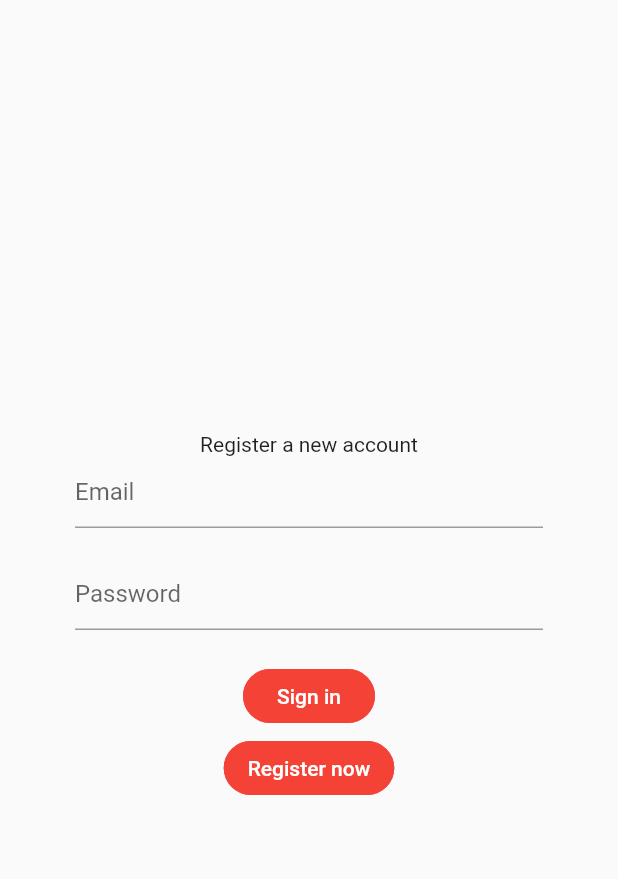
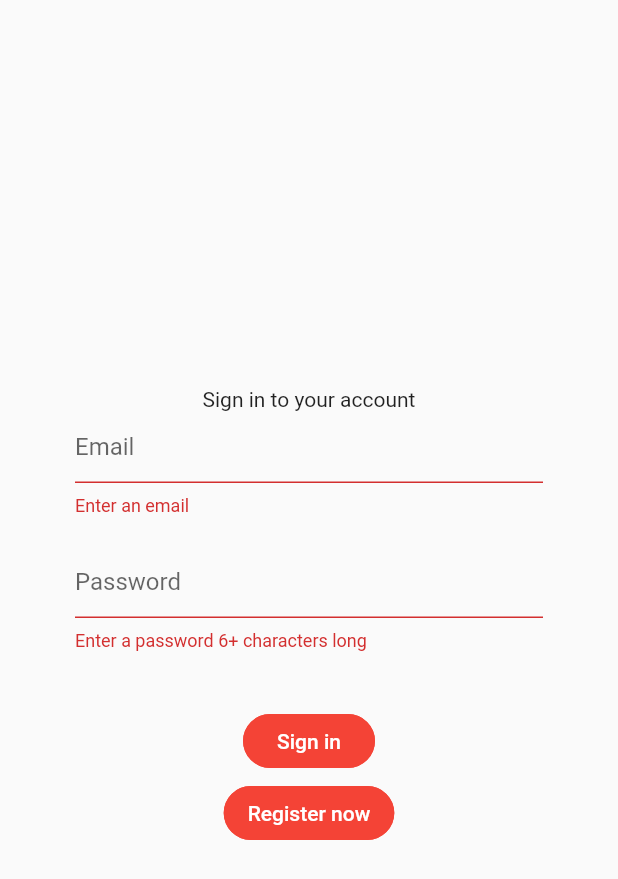
Before and after one commit to eric-li18/foodfindr, a Flutter app: the screen it shows after launch, after a tap on "Sign in", on a phone screen of 412 x 824 dp. Shown: the top 879 px of the screen. Run offline on Flutter 3.47's test engine with Material 2 defaults, Android fonts, the phone set to English and light mode, and no system bars; our stand-ins replace firebase_auth; accounts and stored records are empty.

Commit message:
Added email and password auth

```diff
--- a/lib/screens/authenticate/sign_in.dart
+++ b/lib/screens/authenticate/sign_in.dart
@@ -10,9 +10,14 @@ class SignIn extends StatefulWidget {
 }
 
 class _SignInState extends State<SignIn> {
+
   final AuthService _auth = AuthService();
+  final _formKey = GlobalKey<FormState>();
+
   String email = '';
   String password = '';
+  String error = '';
+
   @override
   Widget build(BuildContext context) {
     return  Scaffold(
@@ -20,13 +25,15 @@ class _SignInState extends State<SignIn> {
       body: Container(
         padding: EdgeInsets.symmetric(vertical: 20.0, horizontal: 50.0),
         child: Form(
+          key: _formKey,
           child : Column(
             mainAxisAlignment: MainAxisAlignment.center,
             children: <Widget>[
               Text(
-                "Register a new account",
+                "Sign in to your account",
               ),
               TextFormField(
+                validator: (value) => value.isEmpty ? "Enter an email" : null,
                 decoration: InputDecoration(
                   hintText: "Email"
                 ),
@@ -36,6 +43,7 @@ class _SignInState extends State<SignIn> {
               ),
               SizedBox(height: 20.0),
               TextFormField(
+                validator: (value) => value.length < 6 ? "Enter a password 6+ characters long" : null,
                 decoration: InputDecoration(
                   hintText: "Password"
                 ),
@@ -44,7 +52,9 @@ class _SignInState extends State<SignIn> {
                 },
                 obscureText: true,
               ),
-              SizedBox(height: 20.0),
+              SizedBox(height: 10.0),
+              Text(error),
+              SizedBox(height: 10.0),
               FlatButton(
                 shape: RoundedRectangleBorder(
                   borderRadius: new BorderRadius.circular(18.0),
@@ -57,10 +67,13 @@ class _SignInState extends State<SignIn> {
                     color: Colors.white,
                   ),
                 ),
-                onPressed: (){
-                  AuthService().signInAnon();
-                  print(email);
-                  print(password);
+                onPressed: () async {
+                  if(_formKey.currentState.validate()){
+                    dynamic result = await _auth.signInWithEmail(email, password);
+                    if (result == null){
+                      setState(() { error = "Please supply a valid email"; });
+                    }
+                  }
                 },
               ),
               FlatButton(
--- a/lib/services/auth.dart
+++ b/lib/services/auth.dart
@@ -28,8 +28,26 @@ class AuthService {
   }
 
   //SIGN IN WITH EMAIL AND PASSWORD
+  Future signInWithEmail(String email, String password) async {
+    try {
+      AuthResult result = await _auth.signInWithEmailAndPassword(email: email, password: password);
+      return _userFromFirebaseUser(result.user);
+    } catch (e) {
+      print(e.toString());
+      return null;
+    }
+  }
 
   //REGISTER WITH EMAIL & PASSWORD
+  Future registerWithEmail(String email, String password) async {
+    try {
+      AuthResult result = await _auth.createUserWithEmailAndPassword(email: email, password: password);
+      return _userFromFirebaseUser(result.user);
+    } catch (e) {
+      print(e.toString());
+      return null;
+    }
+  }
 
   //SIGN OUT
   Future signOut() async {
```
Also changed, not shown: lib/screens/authenticate/register.dart (+19 -5 lines).
